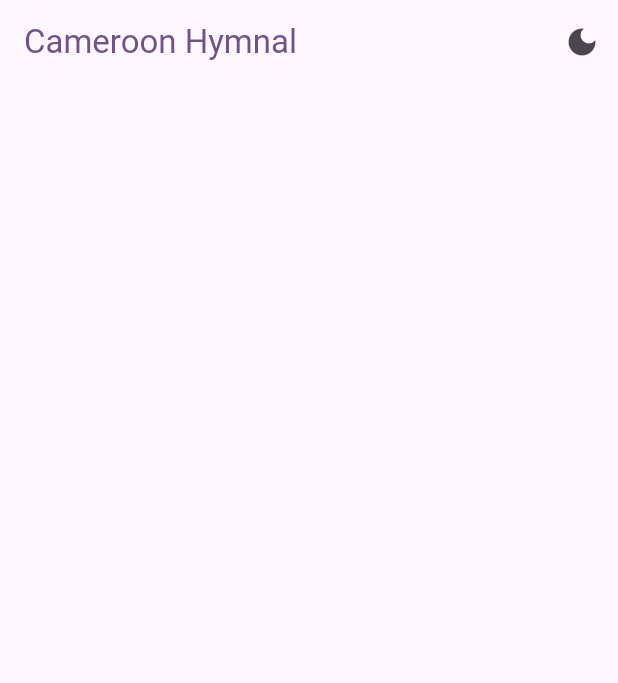
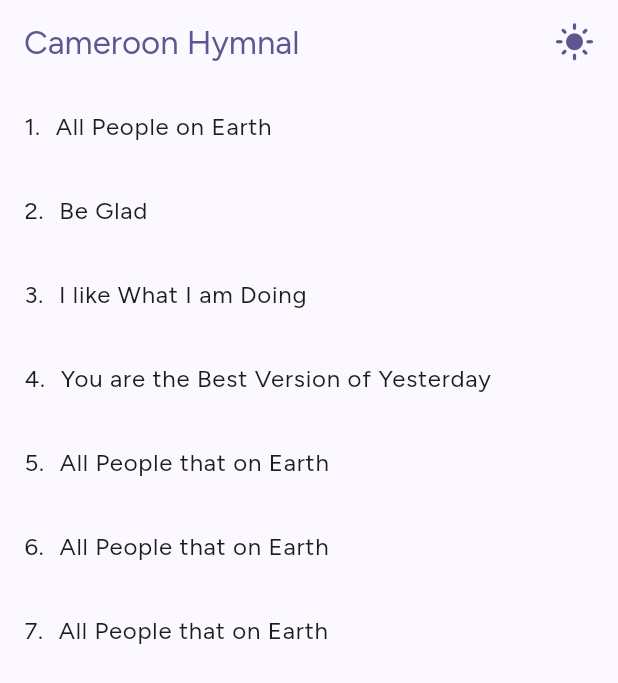
Before and after one commit to NkwiCyril/cameroon_hymnal, a Flutter app: the screen it shows after launch, on a phone screen of 412 x 824 dp. Shown: the top 683 px of the screen. Run offline on Flutter 3.47's test engine with Material 2 defaults, Android fonts, the phone set to English and light mode, and no system bars; our stand-ins replace google_fonts.

Commit message:
created widgets for the hymnal main screen

```diff
--- a/cameroon_hymnal/lib/data/hymn_data.dart
+++ b/cameroon_hymnal/lib/data/hymn_data.dart
@@ -3,9 +3,101 @@ import 'package:cameroon_hymnal/model/hymn_model.dart';
 const hymnData = [
   Hymn(
     id: 1,
+    title: 'All People on Earth',
+    chorus: 'This is the chorus',
+    antiphon: [
+      'Antiphon 1',
+      'Antiphon 2',
+      'Antiphon 3',
+    ],
+    verses: [
+      'This is verse 1',
+      'This is verse 2',
+      'This is verse 3',
+    ],
+  ),  Hymn(
+    id: 1,
+    title: 'Be Glad',
+    chorus: 'This is the chorus',
+    antiphon: [
+      'Antiphon 1',
+      'Antiphon 2',
+      'Antiphon 3',
+    ],
+    verses: [
+      'This is verse 1',
+      'This is verse 2',
+      'This is verse 3',
+    ],
+  ),  Hymn(
+    id: 1,
+    title: 'I like What I am Doing',
+    chorus: 'This is the chorus',
+    antiphon: [
+      'Antiphon 1',
+      'Antiphon 2',
+      'Antiphon 3',
+    ],
+    verses: [
+      'This is verse 1',
+      'This is verse 2',
+      'This is verse 3',
+    ],
+  ),  Hymn(
+    id: 1,
+    title: 'You are the Best Version of Yesterday',
+    chorus: 'This is the chorus',
+    antiphon: [
+      'Antiphon 1',
+      'Antiphon 2',
+      'Antiphon 3',
+    ],
+    verses: [
+      'This is verse 1',
+      'This is verse 2',
+      'This is verse 3',
+    ],
+  ),  Hymn(
+    id: 1,
     title: 'All People that on Earth',
     chorus: 'This is the chorus',
-    antiphon: ['Antiphon 1', 'Antiphon 2', 'Antiphon 3'],
-    verses: ['This is verse 1', 'This is verse 2', 'This is verse 3'],
+    antiphon: [
+      'Antiphon 1',
+      'Antiphon 2',
+      'Antiphon 3',
+    ],
+    verses: [
+      'This is verse 1',
+      'This is verse 2',
+      'This is verse 3',
+    ],
+  ),  Hymn(
+    id: 1,
+    title: 'All People that on Earth',
+    chorus: 'This is the chorus',
+    antiphon: [
+      'Antiphon 1',
+      'Antiphon 2',
+      'Antiphon 3',
+    ],
+    verses: [
+      'This is verse 1',
+      'This is verse 2',
+      'This is verse 3',
+    ],
+  ),  Hymn(
+    id: 1,
+    title: 'All People that on Earth',
+    chorus: 'This is the chorus',
+    antiphon: [
+      'Antiphon 1',
+      'Antiphon 2',
+      'Antiphon 3',
+    ],
+    verses: [
+      'This is verse 1',
+      'This is verse 2',
+      'This is verse 3',
+    ],
   ),
 ];
--- a/cameroon_hymnal/lib/main.dart
+++ b/cameroon_hymnal/lib/main.dart
@@ -5,10 +5,11 @@ import 'package:google_fonts/google_fonts.dart';
 final appScheme = ThemeData.from(
   useMaterial3: true,
   colorScheme: ColorScheme.fromSeed(
-    seedColor: const Color(0xFF443454),
+    seedColor: const Color.fromARGB(255, 48, 13, 174),
   ),
-  textTheme: GoogleFonts.aBeeZeeTextTheme()
+  textTheme: GoogleFonts.figtreeTextTheme()
 );
+
 void main() {
   runApp(
     MaterialApp(
--- a/cameroon_hymnal/lib/screens/hymnal_screen.dart
+++ b/cameroon_hymnal/lib/screens/hymnal_screen.dart
@@ -1,11 +1,29 @@
-import 'package:cameroon_hymnal/widgets/hymn_tile.dart';
+import 'package:cameroon_hymnal/widgets/hymn_list_view.dart';
 import 'package:flutter/material.dart';
 
-class HymnalScreen extends StatelessWidget {
+class HymnalScreen extends StatefulWidget {
   const HymnalScreen({super.key});
 
   @override
+  State<HymnalScreen> createState() => _HymnalScreenState();
+}
+
+class _HymnalScreenState extends State<HymnalScreen> {
+  var icon = Icons.light_mode;
+  void changeIcon() {
+    setState(() {
+      if (icon == Icons.light_mode) {
+        icon = Icons.dark_mode;
+      } else {
+        icon = Icons.light_mode;
+      }
+    });
+  }
+
+  @override
   Widget build(BuildContext context) {
+    // there is no need to use a List in this case due to the fact that
+    // most or all the data will be stored in the data file
     return Scaffold(
       appBar: AppBar(
         title: Text(
@@ -16,16 +34,19 @@ class HymnalScreen extends StatelessWidget {
         ),
         actions: [
           IconButton(
-            onPressed: () {},
-            icon: const Icon(Icons.dark_mode),
+            onPressed: changeIcon,
+            icon: Icon(
+              icon,
+              size: 27,
+            ),
+            color: Theme.of(context).colorScheme.primary,
+          ),
+          const SizedBox(
+            width: 5,
           )
         ],
       ),
-      body: const Column(
-        children: [
-          HymnTile(),
-        ],
-      ),
+      body: const HymnListView(),
     );
   }
 }
--- /dev/null
+++ b/cameroon_hymnal/lib/widgets/hymn_list_view.dart
@@ -0,0 +1,21 @@
+import 'package:cameroon_hymnal/data/hymn_data.dart';
+import 'package:cameroon_hymnal/widgets/hymn_tile.dart';
+import 'package:flutter/material.dart';
+
+class HymnListView extends StatelessWidget {
+  const HymnListView({super.key});
+
+  @override
+  Widget build(BuildContext context) {
+    return ListView.builder(
+      itemCount: hymnData.length,
+      itemBuilder: (ctx, index) {
+        return HymnTile(
+          // get data by means each index in the data file (hymnData)
+          // start from 1 so I will have to increment at each iteration
+          index: index,
+        );
+      },
+    );
+  }
+}
--- a/cameroon_hymnal/lib/widgets/hymn_tile.dart
+++ b/cameroon_hymnal/lib/widgets/hymn_tile.dart
@@ -1,14 +1,30 @@
+import 'package:cameroon_hymnal/data/hymn_data.dart';
 import 'package:flutter/material.dart';
 
 class HymnTile extends StatelessWidget {
+  const HymnTile({
+    super.key,
+    required this.index,
+  });
 
-  const HymnTile({super.key});
+  final int index; // all tiles will display with respect to this index
 
-@override
-Widget build(BuildContext context) {
-  return const ListTile(
 
-  );
+  @override
+  Widget build(BuildContext context) {
+    return ListTile(
+      onTap: () {},
+      title: Row(
+        children: [
+          Text(
+            '${index + 1}.'
+          ),
+          const SizedBox(width: 10),
+          Text(
+            hymnData[index].title,
+          ),
+        ],
+      ),
+    );
+  }
 }
-
-}
```
Also changed, not shown: 1 other file.
